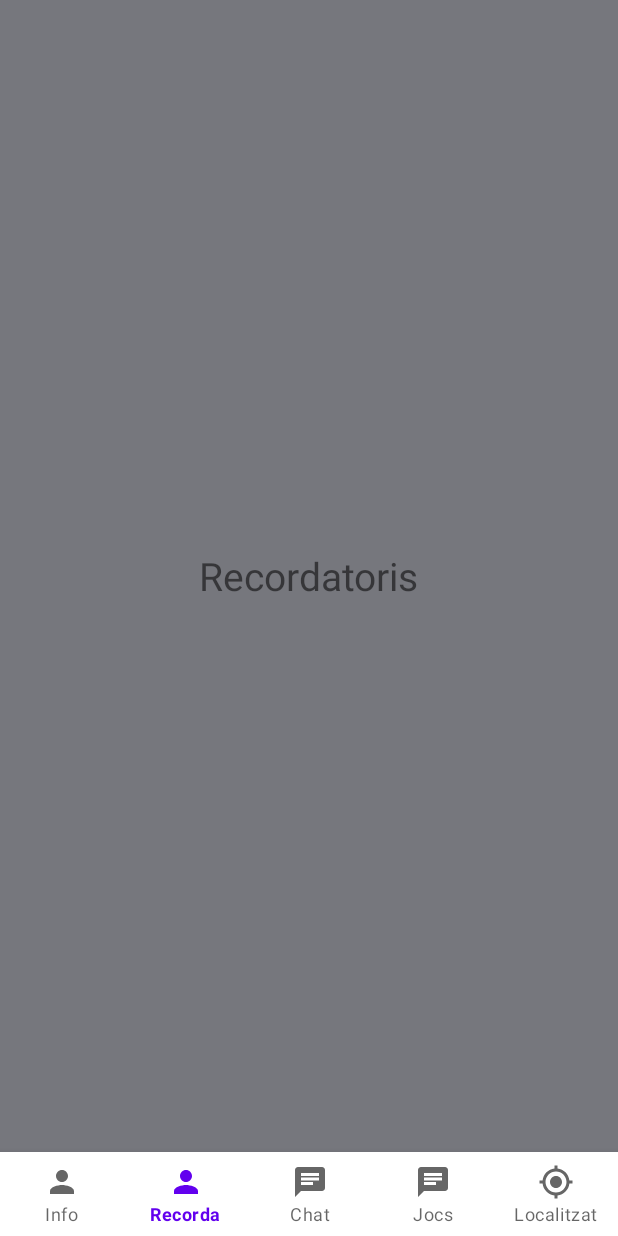
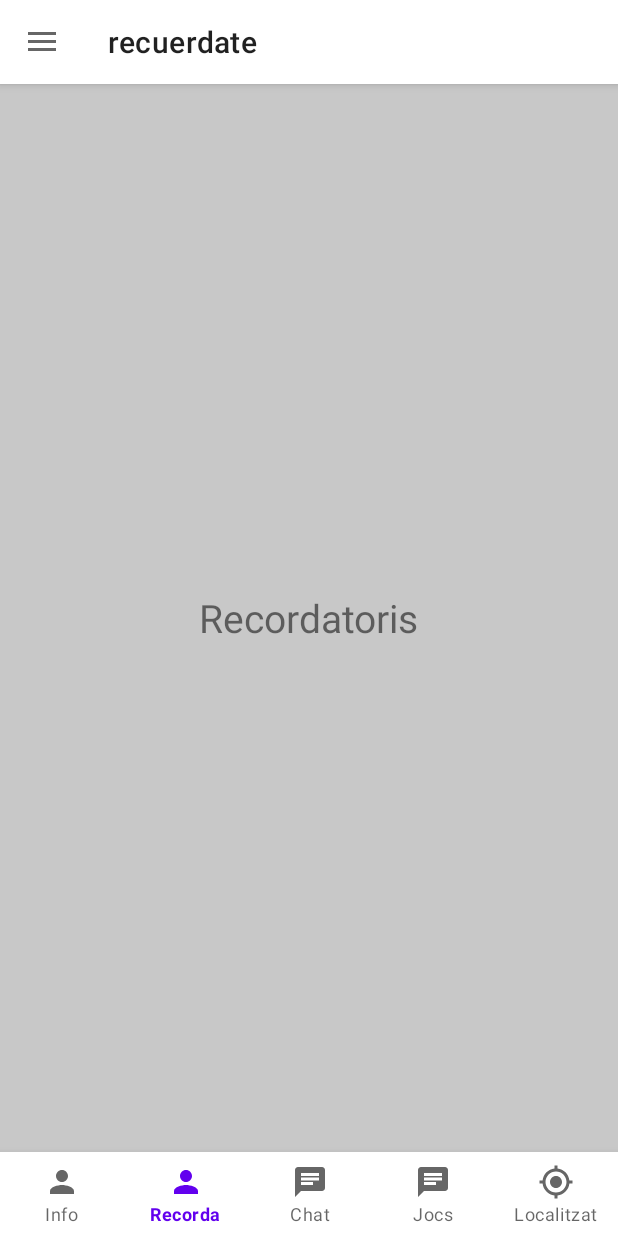
Before and after one commit to inspedralbes/projecte-final-android-damtfg6, an Android app: the MainActivity screen opened directly, with no data from a screen before it, item 2 of the bottom bar chosen, on a phone screen of 412 x 824 dp. Run offline under Robolectric (Android 15) with nearby library versions, the phone set to English and light mode, and no system bars.

Commit message:
NavView per tots fragments, sharedPReferences inicial

```diff
--- a/app/src/main/java/com/example/recuerdate/MainActivity.java
+++ b/app/src/main/java/com/example/recuerdate/MainActivity.java
@@ -1,28 +1,71 @@
 package com.example.recuerdate;
 
+import android.content.DialogInterface;
+import android.content.Intent;
 import android.icu.text.IDNA;
 import android.os.Bundle;
+import android.util.Log;
+import android.view.MenuItem;
+
+import androidx.annotation.NonNull;
+import androidx.appcompat.app.ActionBarDrawerToggle;
+import androidx.appcompat.app.AlertDialog;
 import androidx.appcompat.app.AppCompatActivity;
 import androidx.fragment.app.Fragment;
 import androidx.fragment.app.FragmentManager;
 import androidx.fragment.app.FragmentTransaction;
 
 import com.example.recuerdate.databinding.ActivityMainBinding;
+import com.google.android.material.navigation.NavigationView;
 
+import android.os.Bundle;
+import android.view.MenuItem;
+import androidx.annotation.NonNull;
+import androidx.appcompat.app.ActionBarDrawerToggle;
+import androidx.appcompat.app.AppCompatActivity;
+import androidx.fragment.app.Fragment;
+import androidx.fragment.app.FragmentManager;
+import androidx.fragment.app.FragmentTransaction;
 public class MainActivity extends AppCompatActivity {
 
-ActivityMainBinding binding;
+    ActivityMainBinding binding;
+    ActionBarDrawerToggle drawerToggle;
+
+    NavigationView navigationView;
+
     @Override
     protected void onCreate(Bundle savedInstanceState) {
         super.onCreate(savedInstanceState);
         binding = ActivityMainBinding.inflate(getLayoutInflater());
         setContentView(binding.getRoot());
-        replaceFragment(new InfoFragment());
 
+        setSupportActionBar(findViewById(R.id.toolbar));
+
+        // Configuración del ActionBarDrawerToggle
+        drawerToggle = new ActionBarDrawerToggle(this, binding.drawerLayout, R.string.open, R.string.close);
+        navigationView = findViewById(R.id.nav_view);
+        binding.drawerLayout.addDrawerListener(drawerToggle);
+        drawerToggle.syncState();
+        setSupportActionBar(findViewById(R.id.toolbar));
+        getSupportActionBar().setDisplayHomeAsUpEnabled(true);
+        navigationView.setNavigationItemSelectedListener(new NavigationView.OnNavigationItemSelectedListener() {
+            @Override
+            public boolean onNavigationItemSelected(@NonNull MenuItem item) {
+                switch (item.getItemId()) {
+                    case R.id.perfilmenu:
+                        return true;
+
+                    case R.id.sesiomenu:
+                        showLogoutConfirmationDialog();
+                        return true;
+                }
+                return true;
+            }
+        });
+
+        // Configuración del BottomNavigationView
         binding.bottomNavigationView.setOnItemSelectedListener(item -> {
-
-            switch (item.getItemId()){
-
+            switch (item.getItemId()) {
                 case R.id.info:
                     replaceFragment(new InfoFragment());
                     break;
@@ -43,10 +86,56 @@ ActivityMainBinding binding;
         });
     }
 
-    private void replaceFragment(Fragment fragment){
+    private void showLogoutConfirmationDialog() {
+        AlertDialog.Builder builder = new AlertDialog.Builder(this);
+        builder.setTitle(getString(R.string.logout))
+                .setMessage(getString(R.string.confirm_logout))
+                .setPositiveButton(getString(R.string.si), new DialogInterface.OnClickListener() {
+                    @Override
+                    public void onClick(DialogInterface dialog, int which) {
+                        logout();
+                    }
+                })
+                .setNegativeButton(getString(R.string.cancelar), new DialogInterface.OnClickListener() {
+                    @Override
+                    public void onClick(DialogInterface dialog, int which) {
+                        dialog.dismiss();
+                    }
+                })
+                .show();
+    }
+
+    public void logout(){
+        //SessionManagment sessionManagment = new SessionManagment(MainActivity.this);
+        //sessionManagment.removeSession();
+
+        movetoLogin();
+    }
+
+    private void movetoLogin() {
+        Intent intent = new Intent(MainActivity.this, LoginActivity.class);
+        intent.setFlags(Intent.FLAG_ACTIVITY_CLEAR_TASK|Intent.FLAG_ACTIVITY_NEW_TASK);
+        startActivity(intent);
+    }
+
+    private void replaceFragment(Fragment fragment) {
         FragmentManager fragmentManager = getSupportFragmentManager();
         FragmentTransaction fragmentTransaction = fragmentManager.beginTransaction();
-        fragmentTransaction.replace(R.id.frame_layout,fragment);
+        fragmentTransaction.replace(R.id.frame_layout, fragment);
         fragmentTransaction.commit();
     }
+
+    @Override
+    public boolean onOptionsItemSelected(@NonNull MenuItem item) {
+        if (drawerToggle.onOptionsItemSelected(item)) {
+            return true;
+        }
+        return super.onOptionsItemSelected(item);
+    }
+
+    @Override
+    protected void onPostCreate(Bundle savedInstanceState) {
+        super.onPostCreate(savedInstanceState);
+        drawerToggle.syncState();
+    }
 }
--- a/app/src/main/java/com/example/recuerdate/RegistrarActivity.java
+++ b/app/src/main/java/com/example/recuerdate/RegistrarActivity.java
@@ -156,7 +156,7 @@ public class RegistrarActivity extends AppCompatActivity {
                             Log.d("error", "onFailure: "+ response.body());
                             System.out.println(r.isAutoritzacio());
                             if (r.isAutoritzacio()) {
-                                Intent intent = new Intent(RegistrarActivity.this, MainActivity.class);
+                                Intent intent = new Intent(RegistrarActivity.this, LoginActivity.class);
                                 intent.putExtra("Usuari", nomCognoms);
                                 startActivity(intent);
                             }
@@ -201,7 +201,7 @@ public class RegistrarActivity extends AppCompatActivity {
                 apiService = retrofit.create(apiService.class);
 
                 // Tutor registration API call
-                TutorTrobat tutorTrobat = new TutorTrobat(nomCognoms, dni, telefonTutor, correu, contrasenya, usuari_identificador);
+                TutorTrobat tutorTrobat = new TutorTrobat(nomCognomsTutor, dniTutor, telefonTutor, correuTutor, contrasenyaTutor, usuari_identificador);
                 Call<Resposta> call = apiService.EnviarTutor(tutorTrobat);
 
                 call.enqueue(new Callback<Resposta>() {
@@ -212,7 +212,7 @@ public class RegistrarActivity extends AppCompatActivity {
                             Resposta r = response.body();
                             System.out.println(r.isAutoritzacio());
                             if (r.isAutoritzacio()) {
-                                Intent intent = new Intent(RegistrarActivity.this, MainActivity.class);
+                                Intent intent = new Intent(RegistrarActivity.this, LoginActivity.class);
                                 intent.putExtra("user", nomCognoms);
                                 startActivity(intent);
                             }
--- /dev/null
+++ b/app/src/main/res/drawable/baseline_logout_24.xml
@@ -0,0 +1,5 @@
+<vector android:autoMirrored="true" android:height="24dp"
+    android:tint="#000000" android:viewportHeight="24"
+    android:viewportWidth="24" android:width="24dp" xmlns:android="http://schemas.android.com/apk/res/android">
+    <path android:fillColor="@android:color/white" android:pathData="M17,7l-1.41,1.41L18.17,11H8v2h10.17l-2.58,2.58L17,17l5,-5zM4,5h8V3H4c-1.1,0 -2,0.9 -2,2v14c0,1.1 0.9,2 2,2h8v-2H4V5z"/>
+</vector>
--- a/app/src/main/res/layout/activity_main.xml
+++ b/app/src/main/res/layout/activity_main.xml
@@ -1,10 +1,25 @@
 <?xml version="1.0" encoding="utf-8"?>
-<androidx.constraintlayout.widget.ConstraintLayout xmlns:android="http://schemas.android.com/apk/res/android"
+<androidx.drawerlayout.widget.DrawerLayout
+    xmlns:android="http://schemas.android.com/apk/res/android"
     xmlns:app="http://schemas.android.com/apk/res-auto"
+    android:id="@+id/drawerLayout"
     android:layout_width="match_parent"
-    android:layout_height="match_parent"
-    android:orientation="vertical"
-    android:id="@+id/linearLayout" >
+    android:layout_height="match_parent">
+
+    <!-- Contenido principal -->
+    <androidx.constraintlayout.widget.ConstraintLayout
+        android:layout_width="match_parent"
+        android:layout_height="match_parent">
+
+        <androidx.appcompat.widget.Toolbar
+            android:id="@+id/toolbar"
+            android:layout_width="match_parent"
+            android:layout_height="?attr/actionBarSize"
+            android:background="@color/white"
+            android:elevation="4dp"
+            app:layout_constraintTop_toTopOf="parent"
+            app:layout_constraintStart_toStartOf="parent"
+            app:layout_constraintEnd_toEndOf="parent" />
 
         <FrameLayout
             android:id="@+id/frame_layout"
@@ -14,8 +29,10 @@
             app:layout_constraintEnd_toEndOf="parent"
             app:layout_constraintHorizontal_bias="0.0"
             app:layout_constraintStart_toStartOf="parent"
-        app:layout_constraintTop_toTopOf="parent"
+            app:layout_constraintTop_toBottomOf="@+id/toolbar"
             app:layout_constraintVertical_bias="0.0">
+
+            <!-- Aquí se reemplazarán los fragmentos -->
 
         </FrameLayout>
 
@@ -28,4 +45,16 @@
             app:layout_constraintStart_toStartOf="parent"
             app:labelVisibilityMode="labeled"
             app:menu="@menu/bottom_nav_menu"/>
+
     </androidx.constraintlayout.widget.ConstraintLayout>
+
+    <!-- NavigationView -->
+    <com.google.android.material.navigation.NavigationView
+        android:id="@+id/nav_view"
+        android:layout_width="wrap_content"
+        android:layout_height="match_parent"
+        android:layout_gravity="start"
+        app:headerLayout="@layout/header"
+        app:menu="@menu/menu_main" />
+
+</androidx.drawerlayout.widget.DrawerLayout>
--- a/app/src/main/res/layout/fragment_jocs.xml
+++ b/app/src/main/res/layout/fragment_jocs.xml
@@ -3,7 +3,7 @@
     xmlns:tools="http://schemas.android.com/tools"
     android:layout_width="match_parent"
     android:layout_height="match_parent"
-    android:background="@color/teal_200"
+    android:background="@color/cardview_shadow_start_color"
     tools:context=".JocsFragment">
 
     <!-- TODO: Update blank fragment layout -->
--- a/app/src/main/res/layout/fragment_localitzacio.xml
+++ b/app/src/main/res/layout/fragment_localitzacio.xml
@@ -3,7 +3,7 @@
     xmlns:tools="http://schemas.android.com/tools"
     android:layout_width="match_parent"
     android:layout_height="match_parent"
-    android:background="@color/material_dynamic_tertiary80"
+    android:background="@color/cardview_shadow_start_color"
     tools:context=".LocalitzacioFragment">
 
     <!-- TODO: Update blank fragment layout -->
--- a/app/src/main/res/layout/fragment_recordatori.xml
+++ b/app/src/main/res/layout/fragment_recordatori.xml
@@ -3,7 +3,7 @@
     xmlns:tools="http://schemas.android.com/tools"
     android:layout_width="match_parent"
     android:layout_height="match_parent"
-    android:background="@color/material_dynamic_neutral50"
+    android:background="@color/cardview_shadow_start_color"
     tools:context=".RecordatoriFragment">
 
     <!-- TODO: Update blank fragment layout -->
--- /dev/null
+++ b/app/src/main/res/menu/menu_main.xml
@@ -0,0 +1,20 @@
+<?xml version="1.0" encoding="utf-8"?>
+<menu xmlns:android="http://schemas.android.com/apk/res/android"
+    xmlns:tools="http://schemas.android.com/tools"
+    tools:context="com.example.mathrace.MainActivity">
+    <item android:title="Dades D'usuari">
+        <menu>
+            <group android:checkableBehavior="single">
+                <item
+                    android:id="@+id/perfilmenu"
+                    android:title="Perfil"
+                    android:icon="@drawable/baseline_person_24"
+                    />
+                <item
+                    android:id="@+id/sesiomenu"
+                    android:title="Tancar Sessio"
+                    android:icon="@drawable/baseline_logout_24"/>
+            </group>
+        </menu>
+    </item>
+</menu>
--- a/app/src/main/res/values/strings.xml
+++ b/app/src/main/res/values/strings.xml
@@ -7,4 +7,11 @@
     <string name="value_required">Camp obligatori</string>
     <string name="hello_blank_fragment">Hello blank fragment</string>
     <string name="descripcion_boton">Boton Afegir Secció</string>
+    <string name="open">Obrir</string>
+    <string name="close">Tancar</string>
+    <string name="logout">Tancar Sessió</string>
+    <string name="confirm_logout">Estas segur de tancar la sessió</string>
+    <string name="si">Si</string>
+    <string name="cancelar">Cancel·la</string>
+
 </resources>
--- a/app/src/main/res/values/themes.xml
+++ b/app/src/main/res/values/themes.xml
@@ -13,4 +13,9 @@
         <item name="android:statusBarColor">?attr/colorPrimaryVariant</item>
         <!-- Customize your theme here. -->
     </style>
+
+    <style name="AppTheme" parent="Theme.AppCompat.Light.NoActionBar">
+        <item name="windowActionBar">true</item>
+        <item name="windowNoTitle">false</item>
+    </style>
 </resources>
```
Also changed, not shown: app/src/main/java/com/example/recuerdate/LoginActivity.java (+36 -12 lines), app/src/main/java/com/example/recuerdate/SessionManagment.java (added, +30 -0 lines), app/src/main/java/com/example/recuerdate/UsuariLocalitzat.java (+48 -0 lines), app/src/main/res/layout/header.xml (added, +31 -0 lines). Lines whose indentation alone changed are shown as unchanged.
